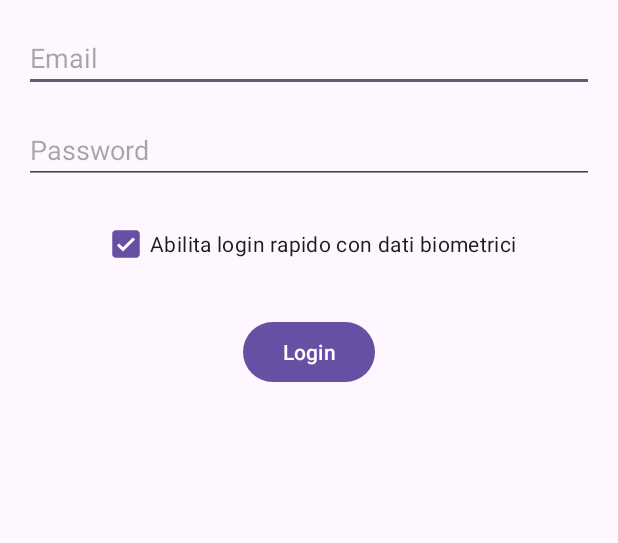
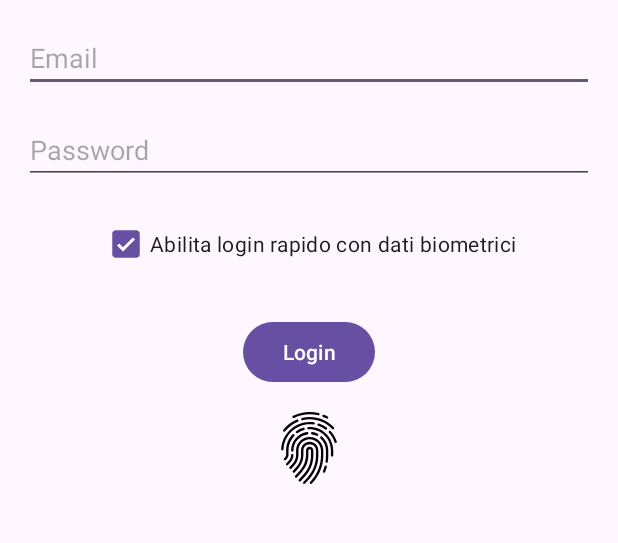
Before and after one commit to GiuseppePastena23/AppMensa, an Android app: the layout activity_login.xml on its own in the app's theme, with its tools: preview values and no code run, on a phone screen of 412 x 824 dp, the part 198-741 px from its top. Run offline under Robolectric (Android 15) with nearby library versions, the phone set to English and light mode, and no system bars.

Commit message:
fingerprint migliorato

```diff
--- a/app/src/main/java/com/example/app_mensa/LoginActivity.java
+++ b/app/src/main/java/com/example/app_mensa/LoginActivity.java
@@ -6,18 +6,16 @@ import androidx.biometric.BiometricPrompt;
 import androidx.core.content.ContextCompat;
 
 import android.content.Intent;
-import android.content.SharedPreferences;
 import android.os.Bundle;
-import android.util.Log;
+import android.view.View;
 import android.widget.Button;
 import android.widget.CheckBox;
 import android.widget.EditText;
+import android.widget.ImageButton;
 import android.widget.Toast;
 
 import androidx.activity.EdgeToEdge;
 import androidx.appcompat.app.AppCompatActivity;
-import androidx.biometric.BiometricManager;
-import androidx.biometric.BiometricPrompt;
 
 import com.example.app_mensa.dao.User;
 
@@ -31,7 +29,7 @@ public class LoginActivity extends AppCompatActivity {
     private EditText emailEditText, passwordEditText;
     private CheckBox biometricCheckbox;
     private Button loginButton;
-
+    private ImageButton fingerprintButton;
 
     @Override
     protected void onCreate(Bundle savedInstanceState) {
@@ -42,69 +40,22 @@ public class LoginActivity extends AppCompatActivity {
         associateUI();
         User savedUser = sharedPreferencesManager.getUser();
 
-        BiometricPrompt.PromptInfo promptInfo = null;
         if (savedUser != null && savedUser.getEmail() != null && savedUser.getPassword() != null) {
-            // Biometria
-            Executor executor = ContextCompat.getMainExecutor(this);
-            BiometricPrompt biometricPrompt = new BiometricPrompt(LoginActivity.this, executor, new BiometricPrompt.AuthenticationCallback() {
-                @Override
-                public void onAuthenticationError(int errorCode, @NonNull CharSequence errString) {
-                    super.onAuthenticationError(errorCode, errString);
-                    Toast.makeText(getApplicationContext(), "Errore di autenticazione biometrica: " + errString, Toast.LENGTH_SHORT).show();
-                }
-
-                @Override
-                public void onAuthenticationSucceeded(@NonNull BiometricPrompt.AuthenticationResult result) {
-                    super.onAuthenticationSucceeded(result);
-                    Toast.makeText(getApplicationContext(), "Autenticazione biometrica riuscita", Toast.LENGTH_SHORT).show();
-                    networkLogin(savedUser.getEmail(), savedUser.getPassword());
-                }
-
-                @Override
-                public void onAuthenticationFailed() {
-                    super.onAuthenticationFailed();
-                    Toast.makeText(getApplicationContext(), "Authentication biometrica fallita", Toast.LENGTH_SHORT).show();
-                }
-            });
-
-            // Controlla se il dispositivo supporta la biometria o le credenziali del dispositivo (PIN/password/pattern)
-            BiometricManager biometricManager = BiometricManager.from(this);
-            switch (biometricManager.canAuthenticate(BiometricManager.Authenticators.BIOMETRIC_WEAK | BiometricManager.Authenticators.DEVICE_CREDENTIAL)) {
-                case BiometricManager.BIOMETRIC_SUCCESS:
-                    // Biometria supportata e disponibile
-                    promptInfo = new BiometricPrompt.PromptInfo.Builder()
-                            .setTitle("Biometric Authentication")
-                            .setSubtitle("Please authenticate to continue")
-                            .setAllowedAuthenticators(BiometricManager.Authenticators.BIOMETRIC_WEAK | BiometricManager.Authenticators.DEVICE_CREDENTIAL)
-                            .build();
-                    break;
-                case BiometricManager.BIOMETRIC_ERROR_NO_HARDWARE:
-                case BiometricManager.BIOMETRIC_ERROR_HW_UNAVAILABLE:
-                case BiometricManager.BIOMETRIC_ERROR_NONE_ENROLLED:
-                    // Usa solo credenziali del dispositivo se la biometria non è disponibile o non configurata
-                    promptInfo = new BiometricPrompt.PromptInfo.Builder()
-                            .setTitle("Device Authentication")
-                            .setSubtitle("Authenticate using your device credentials")
-                            .setAllowedAuthenticators(BiometricManager.Authenticators.DEVICE_CREDENTIAL)
-                            .build();
-                    break;
-                default:
-                    // Gestisci il caso in cui non sia possibile autenticare l'utente
-                    Toast.makeText(getApplicationContext(), "Authentication not supported", Toast.LENGTH_SHORT).show();
-            }
-            biometricPrompt.authenticate(promptInfo);
+            configureBiometricAuthentication(savedUser);
+        } else {
+            fingerprintButton.setVisibility(View.INVISIBLE);
         }
-
     }
-
 
     private void associateUI() {
         emailEditText = findViewById(R.id.email);
         passwordEditText = findViewById(R.id.password);
         biometricCheckbox = findViewById(R.id.biometricCheckbox);
+        loginButton = findViewById(R.id.loginButton);
+        fingerprintButton = findViewById(R.id.fingerprintButton);
 
-        loginButton = findViewById(R.id.loginButton);
         loginButton.setOnClickListener(view -> loginAction());
+        fingerprintButton.setOnClickListener(view -> forceBiometricLogin());
     }
 
     private void loginAction() {
@@ -122,14 +73,51 @@ public class LoginActivity extends AppCompatActivity {
         networkLogin(email, passwordCifrata);
     }
 
-    private void handleSuccessfulLogin(User user) {
-        showToast("Login effettuato con successo");
-        Intent intent = new Intent(this, HomeActivity.class);
-        intent.putExtra("user", user);
-        startActivity(intent);
-        finish();
+    private void configureBiometricAuthentication(User savedUser) {
+        Executor executor = ContextCompat.getMainExecutor(this);
+        BiometricPrompt biometricPrompt = new BiometricPrompt(LoginActivity.this, executor, new BiometricPrompt.AuthenticationCallback() {
+            @Override
+            public void onAuthenticationError(int errorCode, @NonNull CharSequence errString) {
+                super.onAuthenticationError(errorCode, errString);
+                Toast.makeText(getApplicationContext(), "Errore di autenticazione biometrica: " + errString, Toast.LENGTH_SHORT).show();
+            }
+
+            @Override
+            public void onAuthenticationSucceeded(@NonNull BiometricPrompt.AuthenticationResult result) {
+                super.onAuthenticationSucceeded(result);
+                Toast.makeText(getApplicationContext(), "Autenticazione biometrica riuscita", Toast.LENGTH_SHORT).show();
+                networkLogin(savedUser.getEmail(), savedUser.getPassword());
+            }
+
+            @Override
+            public void onAuthenticationFailed() {
+                super.onAuthenticationFailed();
+                Toast.makeText(getApplicationContext(), "Authentication biometrica fallita", Toast.LENGTH_SHORT).show();
+            }
+        });
+
+        BiometricManager biometricManager = BiometricManager.from(this);
+        if (biometricManager.canAuthenticate(BiometricManager.Authenticators.BIOMETRIC_WEAK | BiometricManager.Authenticators.DEVICE_CREDENTIAL)
+                == BiometricManager.BIOMETRIC_SUCCESS) {
+            BiometricPrompt.PromptInfo promptInfo = new BiometricPrompt.PromptInfo.Builder()
+                    .setTitle("Biometric Authentication")
+                    .setSubtitle("Please authenticate to continue")
+                    .setAllowedAuthenticators(BiometricManager.Authenticators.BIOMETRIC_WEAK | BiometricManager.Authenticators.DEVICE_CREDENTIAL)
+                    .build();
+            biometricPrompt.authenticate(promptInfo);
+        } else {
+            showToast("Authentication not supported or not configured");
+        }
     }
 
+    private void forceBiometricLogin() {
+        User savedUser = sharedPreferencesManager.getUser();
+        if (savedUser != null && savedUser.getEmail() != null && savedUser.getPassword() != null) {
+            configureBiometricAuthentication(savedUser);
+        } else {
+            showToast("Nessun utente salvato per l'autenticazione biometrica");
+        }
+    }
 
     private void networkLogin(String email, String password) {
         QueryManager.doLogin(email, password, new LoginCallback() {
@@ -151,6 +139,14 @@ public class LoginActivity extends AppCompatActivity {
         });
     }
 
+    private void handleSuccessfulLogin(User user) {
+        showToast("Login effettuato con successo");
+        Intent intent = new Intent(this, HomeActivity.class);
+        intent.putExtra("user", user);
+        startActivity(intent);
+        finish();
+    }
+
     private void showToast(String message) {
         Toast.makeText(LoginActivity.this, message, Toast.LENGTH_SHORT).show();
     }
--- /dev/null
+++ b/app/src/main/res/drawable-night/ic_fingerprint.xml
@@ -0,0 +1,60 @@
+<vector xmlns:android="http://schemas.android.com/apk/res/android"
+    android:width="800dp"
+    android:height="800dp"
+    android:viewportWidth="463"
+    android:viewportHeight="463">
+  <path
+      android:pathData="M259.48,280.36V247.5c0,-12.96 -10.54,-23.5 -23.5,-23.5s-23.5,10.54 -23.5,23.5v29.67c0,35.76 -13.17,70.09 -37.09,96.67l-32.98,36.65c-2.77,3.08 -2.52,7.82 0.56,10.59c3.08,2.77 7.82,2.52 10.59,-0.56l32.98,-36.65c26.4,-29.34 40.94,-67.23 40.94,-106.7V247.5c0,-4.69 3.81,-8.5 8.5,-8.5s8.5,3.81 8.5,8.5v32.86c0,44 -16.3,86.17 -45.9,118.73l-32.15,35.36c-2.79,3.06 -2.56,7.81 0.5,10.6c1.44,1.31 3.24,1.95 5.04,1.95c2.04,0 4.07,-0.83 5.55,-2.45l32.15,-35.36C241.79,373.85 259.48,328.11 259.48,280.36z"
+      android:fillColor="#FFFFFF"/>
+  <path
+      android:pathData="M291.48,247.5c0,-30.6 -24.9,-55.5 -55.5,-55.5s-55.5,24.9 -55.5,55.5v29.67c0,27.84 -10.26,54.57 -28.88,75.26l-23.45,26.05c-2.77,3.08 -2.52,7.82 0.56,10.59c3.08,2.77 7.82,2.52 10.59,-0.56l23.45,-26.05c21.11,-23.45 32.73,-53.74 32.73,-85.29V247.5c0,-22.33 18.17,-40.5 40.5,-40.5c22.33,0 40.5,18.17 40.5,40.5v32.86c0,51.98 -19.26,101.79 -54.22,140.25l-27.13,29.84c-2.79,3.06 -2.56,7.81 0.5,10.6c1.44,1.31 3.24,1.95 5.04,1.95c2.04,0 4.07,-0.83 5.55,-2.45l27.13,-29.84c37.48,-41.23 58.12,-94.62 58.12,-150.34V247.5z"
+      android:fillColor="#FFFFFF"/>
+  <path
+      android:pathData="M323.48,247.5c0,-48.25 -39.25,-87.5 -87.5,-87.5s-87.5,39.25 -87.5,87.5v29.67c0,19.92 -7.34,39.04 -20.67,53.85l-21.11,23.46c-2.77,3.08 -2.52,7.82 0.56,10.59c3.08,2.77 7.82,2.52 10.59,-0.56l21.11,-23.46c15.81,-17.57 24.51,-40.25 24.51,-63.89V247.5c0,-39.98 32.52,-72.5 72.5,-72.5s72.5,32.52 72.5,72.5v32.86c0,59.96 -22.21,117.41 -62.54,161.78l-7.51,8.26c-2.79,3.07 -2.56,7.81 0.5,10.6c1.44,1.31 3.24,1.95 5.04,1.95c2.04,0 4.07,-0.83 5.55,-2.45l7.51,-8.26c42.85,-47.13 66.45,-108.17 66.45,-171.87V247.5z"
+      android:fillColor="#FFFFFF"/>
+  <path
+      android:pathData="M116.48,247.5c0,4.14 3.36,7.5 7.5,7.5s7.5,-3.36 7.5,-7.5c0,-25.25 9.17,-49.65 25.82,-68.69c16.5,-18.87 39.13,-31.2 63.75,-34.74c4.1,-0.59 6.95,-4.39 6.36,-8.49c-0.59,-4.1 -4.39,-6.94 -8.49,-6.36c-28.16,4.05 -54.05,18.15 -72.91,39.72C126.96,190.71 116.48,218.61 116.48,247.5z"
+      android:fillColor="#FFFFFF"/>
+  <path
+      android:pathData="M131.48,277.17c0,-4.14 -3.36,-7.5 -7.5,-7.5s-7.5,3.36 -7.5,7.5c0,12 -4.42,23.52 -12.45,32.44l-18.78,20.87c-2.77,3.08 -2.52,7.82 0.56,10.59c1.43,1.29 3.23,1.92 5.01,1.92c2.05,0 4.1,-0.84 5.58,-2.48l18.78,-20.87C125.69,307.97 131.48,292.89 131.48,277.17z"
+      android:fillColor="#FFFFFF"/>
+  <path
+      android:pathData="M340.76,344.12c-4.01,-1.04 -8.1,1.35 -9.15,5.36c-2.77,10.58 -6.21,21.1 -10.24,31.26c-1.53,3.85 0.36,8.21 4.21,9.73c0.91,0.36 1.84,0.53 2.76,0.53c2.98,0 5.81,-1.79 6.97,-4.74c4.25,-10.73 7.88,-21.82 10.81,-32.99C347.16,349.27 344.76,345.17 340.76,344.12z"
+      android:fillColor="#FFFFFF"/>
+  <path
+      android:pathData="M315.79,158.63c-3.08,-2.77 -7.82,-2.52 -10.59,0.56s-2.52,7.82 0.56,10.59c22.06,19.83 34.71,48.16 34.71,77.71v32.86c0,12.47 -0.86,25.04 -2.56,37.36c-0.56,4.1 2.3,7.89 6.41,8.45c0.35,0.05 0.69,0.07 1.03,0.07c3.69,0 6.9,-2.72 7.42,-6.48c1.79,-12.99 2.7,-26.25 2.7,-39.41V247.5C355.48,213.7 341.01,181.3 315.79,158.63z"
+      android:fillColor="#FFFFFF"/>
+  <path
+      android:pathData="M280.73,153.08c1.04,0.5 2.14,0.73 3.22,0.73c2.8,0 5.49,-1.58 6.78,-4.28c1.78,-3.74 0.19,-8.22 -3.55,-9.99c-10.81,-5.14 -22.29,-8.62 -34.14,-10.32c-4.11,-0.58 -7.9,2.26 -8.49,6.36s2.26,7.9 6.36,8.49C261.26,145.55 271.29,148.58 280.73,153.08z"
+      android:fillColor="#FFFFFF"/>
+  <path
+      android:pathData="M235.98,96c-2.81,0 -5.64,0.08 -8.44,0.23c-4.14,0.23 -7.3,3.77 -7.08,7.9c0.23,4.14 3.76,7.32 7.9,7.07c2.52,-0.14 5.08,-0.21 7.61,-0.21c75.27,0 136.5,61.23 136.5,136.5v32.86c0,4.14 3.36,7.5 7.5,7.5s7.5,-3.36 7.5,-7.5V247.5C387.48,163.96 319.51,96 235.98,96z"
+      android:fillColor="#FFFFFF"/>
+  <path
+      android:pathData="M153.97,136.69c1.48,0 2.97,-0.44 4.28,-1.34c12.48,-8.68 26.18,-15.15 40.73,-19.26c3.99,-1.12 6.31,-5.27 5.18,-9.25s-5.27,-6.3 -9.25,-5.18c-16.16,4.56 -31.38,11.75 -45.23,21.38c-3.4,2.37 -4.24,7.04 -1.88,10.44C149.26,135.57 151.6,136.69 153.97,136.69z"
+      android:fillColor="#FFFFFF"/>
+  <path
+      android:pathData="M99.48,277.17V247.5c0,-34.89 13.21,-68.12 37.21,-93.57c2.84,-3.01 2.7,-7.76 -0.31,-10.6s-7.76,-2.7 -10.6,0.31C99.14,171.89 84.48,208.77 84.48,247.5v29.67c0,4.08 -1.5,8 -4.23,11.03l-9.25,10.27c-2.77,3.08 -2.52,7.82 0.56,10.59c1.43,1.29 3.23,1.93 5.01,1.93c2.05,0 4.1,-0.84 5.58,-2.48l9.25,-10.27C96.61,292.45 99.48,284.97 99.48,277.17z"
+      android:fillColor="#FFFFFF"/>
+  <path
+      android:pathData="M409.95,189.1c-8.23,-24.45 -21.3,-46.53 -38.86,-65.64c-2.8,-3.05 -7.55,-3.25 -10.6,-0.45c-3.05,2.8 -3.25,7.55 -0.45,10.6c16.13,17.55 28.13,37.83 35.69,60.28c1.05,3.13 3.98,5.11 7.11,5.11c0.79,0 1.6,-0.13 2.39,-0.39C409.16,197.28 411.27,193.03 409.95,189.1z"
+      android:fillColor="#FFFFFF"/>
+  <path
+      android:pathData="M295.25,73.82c-3.92,-1.34 -8.18,0.75 -9.52,4.67c-1.34,3.92 0.75,8.18 4.67,9.52c16.54,5.66 32.06,13.86 46.15,24.37c1.35,1 2.92,1.49 4.48,1.49c2.29,0 4.54,-1.04 6.02,-3.02c2.48,-3.32 1.79,-8.02 -1.52,-10.5C330.18,88.92 313.26,79.99 295.25,73.82z"
+      android:fillColor="#FFFFFF"/>
+  <path
+      android:pathData="M119.44,125.91C150.99,95.66 192.38,79 235.98,79c8.1,0 16.24,0.58 24.2,1.73c4.1,0.6 7.9,-2.25 8.49,-6.35c0.59,-4.1 -2.25,-7.9 -6.35,-8.49C253.65,64.64 244.79,64 235.98,64c-47.49,0 -92.56,18.14 -126.92,51.08c-34.25,32.84 -54.28,76.9 -56.4,124.08c-0.19,4.14 3.02,7.64 7.16,7.83c0.12,0.01 0.23,0.01 0.34,0.01c3.99,0 7.31,-3.14 7.49,-7.16C69.59,196.53 87.99,156.07 119.44,125.91z"
+      android:fillColor="#FFFFFF"/>
+  <path
+      android:pathData="M235.98,32c-16.77,0 -33.49,1.94 -49.67,5.78c-4.03,0.95 -6.52,5 -5.57,9.03c0.95,4.03 5,6.52 9.03,5.57C204.82,48.81 220.37,47 235.98,47c55,0 106.33,21.91 144.55,61.69c1.47,1.53 3.44,2.31 5.41,2.31c1.87,0 3.74,-0.69 5.2,-2.09c2.99,-2.87 3.08,-7.62 0.21,-10.6c-19.91,-20.73 -43.3,-37.04 -69.52,-48.47C294.67,38 265.78,32 235.98,32z"
+      android:fillColor="#FFFFFF"/>
+  <path
+      android:pathData="M67.51,125.4c1.37,1.07 3,1.6 4.62,1.6c2.23,0 4.43,-0.99 5.91,-2.88c21.38,-27.3 49.51,-48.72 81.38,-61.93c3.83,-1.59 5.64,-5.97 4.05,-9.8s-5.98,-5.64 -9.8,-4.05c-34.24,14.2 -64.48,37.21 -87.44,66.54C63.67,118.14 64.25,122.85 67.51,125.4z"
+      android:fillColor="#FFFFFF"/>
+  <path
+      android:pathData="M131.98,38.72c1.09,0 2.2,-0.24 3.26,-0.75C166.82,22.73 200.71,15 235.98,15c18.38,0 36.68,2.16 54.4,6.43c4.03,0.97 8.08,-1.51 9.05,-5.54c0.97,-4.03 -1.51,-8.08 -5.54,-9.05C275.02,2.3 255.54,0 235.98,0c-37.54,0 -73.63,8.23 -107.26,24.47c-3.73,1.8 -5.29,6.28 -3.49,10.02C126.52,37.16 129.2,38.72 131.98,38.72z"
+      android:fillColor="#FFFFFF"/>
+  <path
+      android:pathData="M321.72,31.38c7.73,3.08 15.39,6.62 22.75,10.52c1.12,0.59 2.32,0.88 3.51,0.88c2.69,0 5.29,-1.45 6.63,-3.99c1.94,-3.66 0.55,-8.2 -3.12,-10.14c-7.84,-4.15 -15.99,-7.92 -24.22,-11.2c-3.85,-1.53 -8.21,0.34 -9.74,4.19C316,25.49 317.88,29.85 321.72,31.38z"
+      android:fillColor="#FFFFFF"/>
+</vector>
--- /dev/null
+++ b/app/src/main/res/drawable/ic_fingerprint.xml
@@ -0,0 +1,60 @@
+<vector xmlns:android="http://schemas.android.com/apk/res/android"
+    android:width="800dp"
+    android:height="800dp"
+    android:viewportWidth="463"
+    android:viewportHeight="463">
+  <path
+      android:pathData="M259.48,280.36V247.5c0,-12.96 -10.54,-23.5 -23.5,-23.5s-23.5,10.54 -23.5,23.5v29.67c0,35.76 -13.17,70.09 -37.09,96.67l-32.98,36.65c-2.77,3.08 -2.52,7.82 0.56,10.59c3.08,2.77 7.82,2.52 10.59,-0.56l32.98,-36.65c26.4,-29.34 40.94,-67.23 40.94,-106.7V247.5c0,-4.69 3.81,-8.5 8.5,-8.5s8.5,3.81 8.5,8.5v32.86c0,44 -16.3,86.17 -45.9,118.73l-32.15,35.36c-2.79,3.06 -2.56,7.81 0.5,10.6c1.44,1.31 3.24,1.95 5.04,1.95c2.04,0 4.07,-0.83 5.55,-2.45l32.15,-35.36C241.79,373.85 259.48,328.11 259.48,280.36z"
+      android:fillColor="#000000"/>
+  <path
+      android:pathData="M291.48,247.5c0,-30.6 -24.9,-55.5 -55.5,-55.5s-55.5,24.9 -55.5,55.5v29.67c0,27.84 -10.26,54.57 -28.88,75.26l-23.45,26.05c-2.77,3.08 -2.52,7.82 0.56,10.59c3.08,2.77 7.82,2.52 10.59,-0.56l23.45,-26.05c21.11,-23.45 32.73,-53.74 32.73,-85.29V247.5c0,-22.33 18.17,-40.5 40.5,-40.5c22.33,0 40.5,18.17 40.5,40.5v32.86c0,51.98 -19.26,101.79 -54.22,140.25l-27.13,29.84c-2.79,3.06 -2.56,7.81 0.5,10.6c1.44,1.31 3.24,1.95 5.04,1.95c2.04,0 4.07,-0.83 5.55,-2.45l27.13,-29.84c37.48,-41.23 58.12,-94.62 58.12,-150.34V247.5z"
+      android:fillColor="#000000"/>
+  <path
+      android:pathData="M323.48,247.5c0,-48.25 -39.25,-87.5 -87.5,-87.5s-87.5,39.25 -87.5,87.5v29.67c0,19.92 -7.34,39.04 -20.67,53.85l-21.11,23.46c-2.77,3.08 -2.52,7.82 0.56,10.59c3.08,2.77 7.82,2.52 10.59,-0.56l21.11,-23.46c15.81,-17.57 24.51,-40.25 24.51,-63.89V247.5c0,-39.98 32.52,-72.5 72.5,-72.5s72.5,32.52 72.5,72.5v32.86c0,59.96 -22.21,117.41 -62.54,161.78l-7.51,8.26c-2.79,3.07 -2.56,7.81 0.5,10.6c1.44,1.31 3.24,1.95 5.04,1.95c2.04,0 4.07,-0.83 5.55,-2.45l7.51,-8.26c42.85,-47.13 66.45,-108.17 66.45,-171.87V247.5z"
+      android:fillColor="#000000"/>
+  <path
+      android:pathData="M116.48,247.5c0,4.14 3.36,7.5 7.5,7.5s7.5,-3.36 7.5,-7.5c0,-25.25 9.17,-49.65 25.82,-68.69c16.5,-18.87 39.13,-31.2 63.75,-34.74c4.1,-0.59 6.95,-4.39 6.36,-8.49c-0.59,-4.1 -4.39,-6.94 -8.49,-6.36c-28.16,4.05 -54.05,18.15 -72.91,39.72C126.96,190.71 116.48,218.61 116.48,247.5z"
+      android:fillColor="#000000"/>
+  <path
+      android:pathData="M131.48,277.17c0,-4.14 -3.36,-7.5 -7.5,-7.5s-7.5,3.36 -7.5,7.5c0,12 -4.42,23.52 -12.45,32.44l-18.78,20.87c-2.77,3.08 -2.52,7.82 0.56,10.59c1.43,1.29 3.23,1.92 5.01,1.92c2.05,0 4.1,-0.84 5.58,-2.48l18.78,-20.87C125.69,307.97 131.48,292.89 131.48,277.17z"
+      android:fillColor="#000000"/>
+  <path
+      android:pathData="M340.76,344.12c-4.01,-1.04 -8.1,1.35 -9.15,5.36c-2.77,10.58 -6.21,21.1 -10.24,31.26c-1.53,3.85 0.36,8.21 4.21,9.73c0.91,0.36 1.84,0.53 2.76,0.53c2.98,0 5.81,-1.79 6.97,-4.74c4.25,-10.73 7.88,-21.82 10.81,-32.99C347.16,349.27 344.76,345.17 340.76,344.12z"
+      android:fillColor="#000000"/>
+  <path
+      android:pathData="M315.79,158.63c-3.08,-2.77 -7.82,-2.52 -10.59,0.56s-2.52,7.82 0.56,10.59c22.06,19.83 34.71,48.16 34.71,77.71v32.86c0,12.47 -0.86,25.04 -2.56,37.36c-0.56,4.1 2.3,7.89 6.41,8.45c0.35,0.05 0.69,0.07 1.03,0.07c3.69,0 6.9,-2.72 7.42,-6.48c1.79,-12.99 2.7,-26.25 2.7,-39.41V247.5C355.48,213.7 341.01,181.3 315.79,158.63z"
+      android:fillColor="#000000"/>
+  <path
+      android:pathData="M280.73,153.08c1.04,0.5 2.14,0.73 3.22,0.73c2.8,0 5.49,-1.58 6.78,-4.28c1.78,-3.74 0.19,-8.22 -3.55,-9.99c-10.81,-5.14 -22.29,-8.62 -34.14,-10.32c-4.11,-0.58 -7.9,2.26 -8.49,6.36s2.26,7.9 6.36,8.49C261.26,145.55 271.29,148.58 280.73,153.08z"
+      android:fillColor="#000000"/>
+  <path
+      android:pathData="M235.98,96c-2.81,0 -5.64,0.08 -8.44,0.23c-4.14,0.23 -7.3,3.77 -7.08,7.9c0.23,4.14 3.76,7.32 7.9,7.07c2.52,-0.14 5.08,-0.21 7.61,-0.21c75.27,0 136.5,61.23 136.5,136.5v32.86c0,4.14 3.36,7.5 7.5,7.5s7.5,-3.36 7.5,-7.5V247.5C387.48,163.96 319.51,96 235.98,96z"
+      android:fillColor="#000000"/>
+  <path
+      android:pathData="M153.97,136.69c1.48,0 2.97,-0.44 4.28,-1.34c12.48,-8.68 26.18,-15.15 40.73,-19.26c3.99,-1.12 6.31,-5.27 5.18,-9.25s-5.27,-6.3 -9.25,-5.18c-16.16,4.56 -31.38,11.75 -45.23,21.38c-3.4,2.37 -4.24,7.04 -1.88,10.44C149.26,135.57 151.6,136.69 153.97,136.69z"
+      android:fillColor="#000000"/>
+  <path
+      android:pathData="M99.48,277.17V247.5c0,-34.89 13.21,-68.12 37.21,-93.57c2.84,-3.01 2.7,-7.76 -0.31,-10.6s-7.76,-2.7 -10.6,0.31C99.14,171.89 84.48,208.77 84.48,247.5v29.67c0,4.08 -1.5,8 -4.23,11.03l-9.25,10.27c-2.77,3.08 -2.52,7.82 0.56,10.59c1.43,1.29 3.23,1.93 5.01,1.93c2.05,0 4.1,-0.84 5.58,-2.48l9.25,-10.27C96.61,292.45 99.48,284.97 99.48,277.17z"
+      android:fillColor="#000000"/>
+  <path
+      android:pathData="M409.95,189.1c-8.23,-24.45 -21.3,-46.53 -38.86,-65.64c-2.8,-3.05 -7.55,-3.25 -10.6,-0.45c-3.05,2.8 -3.25,7.55 -0.45,10.6c16.13,17.55 28.13,37.83 35.69,60.28c1.05,3.13 3.98,5.11 7.11,5.11c0.79,0 1.6,-0.13 2.39,-0.39C409.16,197.28 411.27,193.03 409.95,189.1z"
+      android:fillColor="#000000"/>
+  <path
+      android:pathData="M295.25,73.82c-3.92,-1.34 -8.18,0.75 -9.52,4.67c-1.34,3.92 0.75,8.18 4.67,9.52c16.54,5.66 32.06,13.86 46.15,24.37c1.35,1 2.92,1.49 4.48,1.49c2.29,0 4.54,-1.04 6.02,-3.02c2.48,-3.32 1.79,-8.02 -1.52,-10.5C330.18,88.92 313.26,79.99 295.25,73.82z"
+      android:fillColor="#000000"/>
+  <path
+      android:pathData="M119.44,125.91C150.99,95.66 192.38,79 235.98,79c8.1,0 16.24,0.58 24.2,1.73c4.1,0.6 7.9,-2.25 8.49,-6.35c0.59,-4.1 -2.25,-7.9 -6.35,-8.49C253.65,64.64 244.79,64 235.98,64c-47.49,0 -92.56,18.14 -126.92,51.08c-34.25,32.84 -54.28,76.9 -56.4,124.08c-0.19,4.14 3.02,7.64 7.16,7.83c0.12,0.01 0.23,0.01 0.34,0.01c3.99,0 7.31,-3.14 7.49,-7.16C69.59,196.53 87.99,156.07 119.44,125.91z"
+      android:fillColor="#000000"/>
+  <path
+      android:pathData="M235.98,32c-16.77,0 -33.49,1.94 -49.67,5.78c-4.03,0.95 -6.52,5 -5.57,9.03c0.95,4.03 5,6.52 9.03,5.57C204.82,48.81 220.37,47 235.98,47c55,0 106.33,21.91 144.55,61.69c1.47,1.53 3.44,2.31 5.41,2.31c1.87,0 3.74,-0.69 5.2,-2.09c2.99,-2.87 3.08,-7.62 0.21,-10.6c-19.91,-20.73 -43.3,-37.04 -69.52,-48.47C294.67,38 265.78,32 235.98,32z"
+      android:fillColor="#000000"/>
+  <path
+      android:pathData="M67.51,125.4c1.37,1.07 3,1.6 4.62,1.6c2.23,0 4.43,-0.99 5.91,-2.88c21.38,-27.3 49.51,-48.72 81.38,-61.93c3.83,-1.59 5.64,-5.97 4.05,-9.8s-5.98,-5.64 -9.8,-4.05c-34.24,14.2 -64.48,37.21 -87.44,66.54C63.67,118.14 64.25,122.85 67.51,125.4z"
+      android:fillColor="#000000"/>
+  <path
+      android:pathData="M131.98,38.72c1.09,0 2.2,-0.24 3.26,-0.75C166.82,22.73 200.71,15 235.98,15c18.38,0 36.68,2.16 54.4,6.43c4.03,0.97 8.08,-1.51 9.05,-5.54c0.97,-4.03 -1.51,-8.08 -5.54,-9.05C275.02,2.3 255.54,0 235.98,0c-37.54,0 -73.63,8.23 -107.26,24.47c-3.73,1.8 -5.29,6.28 -3.49,10.02C126.52,37.16 129.2,38.72 131.98,38.72z"
+      android:fillColor="#000000"/>
+  <path
+      android:pathData="M321.72,31.38c7.73,3.08 15.39,6.62 22.75,10.52c1.12,0.59 2.32,0.88 3.51,0.88c2.69,0 5.29,-1.45 6.63,-3.99c1.94,-3.66 0.55,-8.2 -3.12,-10.14c-7.84,-4.15 -15.99,-7.92 -24.22,-11.2c-3.85,-1.53 -8.21,0.34 -9.74,4.19C316,25.49 317.88,29.85 321.72,31.38z"
+      android:fillColor="#000000"/>
+</vector>
--- a/app/src/main/res/layout/activity_login.xml
+++ b/app/src/main/res/layout/activity_login.xml
@@ -68,4 +68,19 @@
         app:layout_constraintStart_toStartOf="parent"
         app:layout_constraintEnd_toEndOf="parent"/>
 
+    <ImageButton
+        android:id="@+id/fingerprintButton"
+        android:layout_width="48dp"
+        android:layout_height="48dp"
+        android:layout_marginTop="16dp"
+        android:background="?attr/selectableItemBackgroundBorderless"
+        android:src="@drawable/ic_fingerprint"
+        android:scaleType="centerInside"
+        app:layout_constraintTop_toBottomOf="@+id/loginButton"
+        app:layout_constraintStart_toStartOf="parent"
+        app:layout_constraintEnd_toEndOf="parent"
+        android:contentDescription="Fingerprint Authentication" />
+
+
+
 </androidx.constraintlayout.widget.ConstraintLayout>
```
Also changed, not shown: 1 other file.
